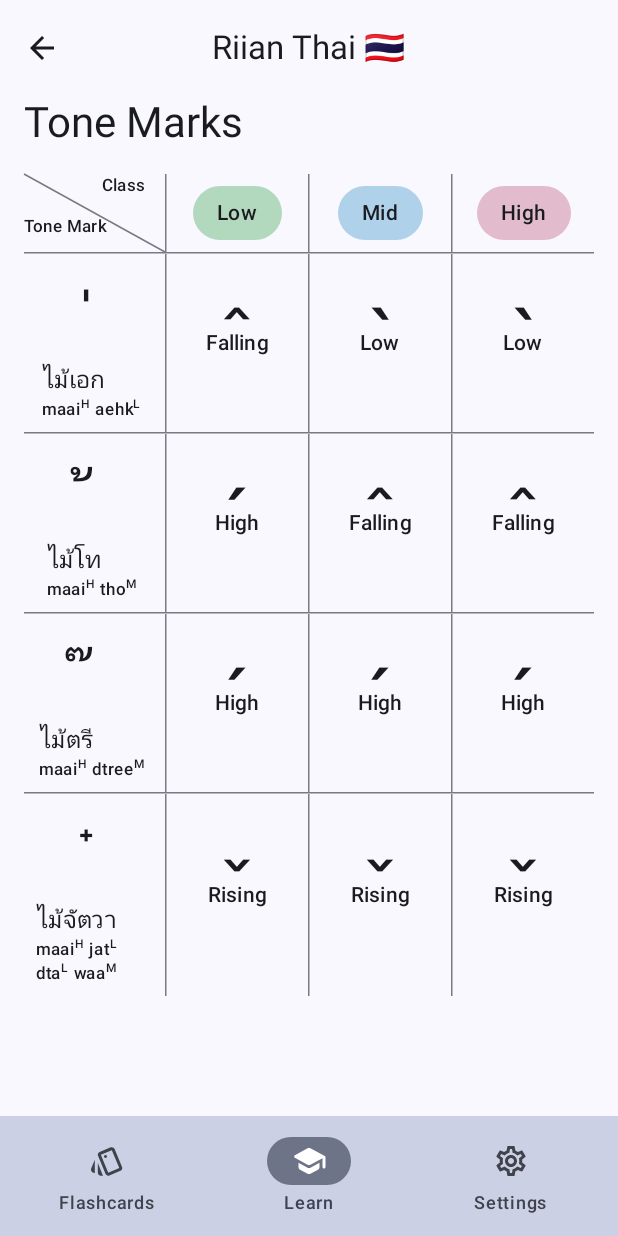
After one commit to fontaipi/riian-thai, an Android app built with Jetpack Compose: the ToneMarksScreen screen opened through its navigation route, on a phone screen of 412 x 824 dp. The commit adds this screen. Run offline under Robolectric (Android 15) with nearby library versions, the phone set to English and light mode, and no system bars; our stand-ins replace Dagger/Hilt's generated code, Room's generated code.

Commit message:
:sparkles: add tone marks rule screen

```diff
--- a/app/src/main/java/com/fontaipi/riianthai/RiianThaiApp.kt
+++ b/app/src/main/java/com/fontaipi/riianthai/RiianThaiApp.kt
@@ -46,6 +46,7 @@
 import com.fontaipi.riianthai.ui.page.learn.navigation.learnGraph
 import com.fontaipi.riianthai.ui.page.learn.navigation.learnRoute
 import com.fontaipi.riianthai.ui.page.learn.navigation.navigateToLearnGraph
+import com.fontaipi.riianthai.ui.page.tone.ToneMarksScreen
 
 @Immutable
 data class TopAppBarState(
@@ -207,12 +208,18 @@
         learnGraph(
             navigateToConsonants = {
                 navController.navigate("consonants")
-            }
+            },
+            navigateToToneMarks = {
+                navController.navigate("toneMarks")
+            },
         ) {
             composable("consonants") {
                 ConsonantsRoute(
                     navigateToConsonantDetail = navigateToConsonantDetail
                 )
+            }
+            composable("toneMarks") {
+                ToneMarksScreen()
             }
         }
 
--- /dev/null
+++ b/app/src/main/java/com/fontaipi/riianthai/model/ToneMark.kt
@@ -0,0 +1,11 @@
+package com.fontaipi.riianthai.model
+
+import kotlinx.serialization.Serializable
+
+@Serializable
+data class ToneMark(
+    val id: Long = 0,
+    val thai : String,
+    val phonetic: String,
+    val symbol: String
+)
--- a/app/src/main/java/com/fontaipi/riianthai/model/Vowel.kt
+++ b/app/src/main/java/com/fontaipi/riianthai/model/Vowel.kt
@@ -1,12 +1,11 @@
 package com.fontaipi.riianthai.model
 
-import com.fontaipi.riianthai.data.database.entity.ConsonantEntity
 import kotlinx.serialization.Serializable
 
 enum class VowelClass {
     Short,
     Long,
-    All
+    Any
 }
 
 @Serializable
--- a/app/src/main/java/com/fontaipi/riianthai/ui/page/consonant/detail/component/Tag.kt
+++ b/app/src/main/java/com/fontaipi/riianthai/ui/page/consonant/detail/component/Tag.kt
@@ -5,6 +5,8 @@
 import androidx.compose.foundation.layout.padding
 import androidx.compose.foundation.shape.CircleShape
 import androidx.compose.material.icons.Icons
+import androidx.compose.material.icons.automirrored.rounded.VolumeMute
+import androidx.compose.material.icons.rounded.VolumeMute
 import androidx.compose.material.icons.rounded.VolumeUp
 import androidx.compose.material3.Icon
 import androidx.compose.material3.MaterialTheme
@@ -42,7 +44,7 @@
             }
             Text(
                 text = text,
-                style = MaterialTheme.typography.bodyLarge.copy(fontWeight = FontWeight.Medium)
+                style = MaterialTheme.typography.bodyMedium.copy(fontWeight = FontWeight.Medium)
             )
         }
     }
@@ -53,7 +55,7 @@
 private fun IconTagPreview() {
     RiianThaiTheme {
         Tag(
-            icon = Icons.Rounded.VolumeUp,
+            icon = Icons.AutoMirrored.Rounded.VolumeMute,
             text = "Silent",
         )
     }
--- a/app/src/main/java/com/fontaipi/riianthai/ui/page/learn/LearnScreen.kt
+++ b/app/src/main/java/com/fontaipi/riianthai/ui/page/learn/LearnScreen.kt
@@ -7,14 +7,12 @@
 import androidx.compose.foundation.layout.fillMaxWidth
 import androidx.compose.foundation.layout.padding
 import androidx.compose.material3.Card
-import androidx.compose.material3.ExperimentalMaterial3Api
 import androidx.compose.material3.MaterialTheme
 import androidx.compose.material3.Text
 import androidx.compose.runtime.Composable
 import androidx.compose.ui.Modifier
 import androidx.compose.ui.unit.dp
 
-@OptIn(ExperimentalMaterial3Api::class)
 @Composable
 fun LearnScreen(
     navigateToConsonants: () -> Unit,
@@ -55,7 +53,7 @@
                 }
             }
             Card(
-                onClick = {}
+                onClick = navigateToToneMarks
             ) {
                 Box(
                     modifier = Modifier
--- a/app/src/main/java/com/fontaipi/riianthai/ui/page/learn/navigation/LearnNavigation.kt
+++ b/app/src/main/java/com/fontaipi/riianthai/ui/page/learn/navigation/LearnNavigation.kt
@@ -16,6 +16,7 @@
 
 fun NavGraphBuilder.learnGraph(
     navigateToConsonants: () -> Unit,
+    navigateToToneMarks: () -> Unit,
     nestedGraphs: NavGraphBuilder.() -> Unit
 ) {
     navigation(
@@ -25,8 +26,8 @@
         composable(route = learnRoute) {
             LearnScreen(
                 navigateToConsonants = navigateToConsonants,
+                navigateToToneMarks = navigateToToneMarks,
                 navigateToVowels = { /*TODO*/ },
-                navigateToToneMarks = { /*TODO*/ }
             )
         }
         nestedGraphs()
--- /dev/null
+++ b/app/src/main/java/com/fontaipi/riianthai/ui/page/tone/ToneMarksScreen.kt
@@ -0,0 +1,334 @@
+package com.fontaipi.riianthai.ui.page.tone
+
+import android.content.res.Configuration
+import androidx.compose.foundation.Canvas
+import androidx.compose.foundation.ExperimentalFoundationApi
+import androidx.compose.foundation.layout.Box
+import androidx.compose.foundation.layout.Column
+import androidx.compose.foundation.layout.IntrinsicSize
+import androidx.compose.foundation.layout.PaddingValues
+import androidx.compose.foundation.layout.Row
+import androidx.compose.foundation.layout.fillMaxSize
+import androidx.compose.foundation.layout.height
+import androidx.compose.foundation.layout.padding
+import androidx.compose.foundation.lazy.LazyColumn
+import androidx.compose.foundation.lazy.itemsIndexed
+import androidx.compose.material3.HorizontalDivider
+import androidx.compose.material3.MaterialTheme
+import androidx.compose.material3.Text
+import androidx.compose.material3.VerticalDivider
+import androidx.compose.runtime.Composable
+import androidx.compose.ui.Alignment
+import androidx.compose.ui.Modifier
+import androidx.compose.ui.geometry.Offset
+import androidx.compose.ui.graphics.Color
+import androidx.compose.ui.text.SpanStyle
+import androidx.compose.ui.text.TextStyle
+import androidx.compose.ui.text.buildAnnotatedString
+import androidx.compose.ui.text.drawText
+import androidx.compose.ui.text.rememberTextMeasurer
+import androidx.compose.ui.text.withStyle
+import androidx.compose.ui.tooling.preview.Preview
+import androidx.compose.ui.unit.dp
+import androidx.compose.ui.unit.sp
+import com.fontaipi.riianthai.model.ConsonantClass
+import com.fontaipi.riianthai.model.ToneMark
+import com.fontaipi.riianthai.ui.page.consonant.detail.component.Tag
+import com.fontaipi.riianthai.ui.page.flashcard.component.PhoneticText
+import com.fontaipi.riianthai.ui.theme.HighClassColor
+import com.fontaipi.riianthai.ui.theme.LowClassColor
+import com.fontaipi.riianthai.ui.theme.MiddleClassColor
+import com.fontaipi.riianthai.ui.theme.RiianThaiTheme
+
+enum class SyllableType {
+    Live,
+    Dead,
+    Any
+}
+
+enum class Tone(val symbol: String) {
+    Mid("ˉ"),
+    Low("ˋ"),
+    High("ˊ"),
+    Falling("ˆ"),
+    Rising("ˇ")
+}
+
+data class ToneMarkRule(
+    val toneMark: ToneMark,
+    val consonantClass: ConsonantClass,
+    val resultingTone: Tone
+)
+
+val toneMarks = listOf(
+    ToneMark(id = 1, thai = "ไม้เอก", phonetic = "maai^H-aehk^L", symbol = "\u0e48"),
+    ToneMark(id = 2, thai = "ไม้โท", phonetic = "maai^H-tho^M", symbol = "\u0e49"),
+    ToneMark(id = 3, thai = "ไม้ตรี", phonetic = "maai^H-dtree^M", symbol = "\u0e4a"),
+    ToneMark(id = 4, thai = "ไม้จัตวา", phonetic = "maai^H-jat^L-dta^L-waa^M", symbol = "\u0e4b")
+)
+
+val toneMarkRules = listOf(
+    ToneMarkRule(
+        toneMark = toneMarks[0],
+        consonantClass = ConsonantClass.Low,
+        resultingTone = Tone.Falling
+    ),
+    ToneMarkRule(
+        toneMark = toneMarks[1],
+        consonantClass = ConsonantClass.Low,
+        resultingTone = Tone.High
+    ),
+    ToneMarkRule(
+        toneMark = toneMarks[2],
+        consonantClass = ConsonantClass.Low,
+        resultingTone = Tone.High
+    ),
+    ToneMarkRule(
+        toneMark = toneMarks[3],
+        consonantClass = ConsonantClass.Low,
+        resultingTone = Tone.Rising
+    ),
+
+    ToneMarkRule(
+        toneMark = toneMarks[0],
+        consonantClass = ConsonantClass.Mid,
+        resultingTone = Tone.Low
+    ),
+    ToneMarkRule(
+        toneMark = toneMarks[1],
+        consonantClass = ConsonantClass.Mid,
+        resultingTone = Tone.Falling
+    ),
+    ToneMarkRule(
+        toneMark = toneMarks[2],
+        consonantClass = ConsonantClass.Mid,
+        resultingTone = Tone.High
+    ),
+    ToneMarkRule(
+        toneMark = toneMarks[3],
+        consonantClass = ConsonantClass.Mid,
+        resultingTone = Tone.Rising
+    ),
+
+    ToneMarkRule(
+        toneMark = toneMarks[0],
+        consonantClass = ConsonantClass.High,
+        resultingTone = Tone.Low
+    ),
+    ToneMarkRule(
+        toneMark = toneMarks[1],
+        consonantClass = ConsonantClass.High,
+        resultingTone = Tone.Falling
+    ),
+    ToneMarkRule(
+        toneMark = toneMarks[2],
+        consonantClass = ConsonantClass.High,
+        resultingTone = Tone.High
+    ),
+    ToneMarkRule(
+        toneMark = toneMarks[3],
+        consonantClass = ConsonantClass.High,
+        resultingTone = Tone.Rising
+    )
+)
+
+
+@Composable
+fun ToneMarksScreen() {
+    Column(
+        modifier = Modifier
+            .fillMaxSize()
+            .padding(horizontal = 16.dp)
+    ) {
+        Text(text = "Tone Marks", style = MaterialTheme.typography.headlineMedium)
+        ToneMarkRulesTable(
+            toneMarkRules = toneMarkRules
+        )
+    }
+}
+
+@OptIn(ExperimentalFoundationApi::class)
+@Composable
+fun ToneMarkRulesTable(
+    modifier: Modifier = Modifier,
+    toneMarkRules: List<ToneMarkRule>,
+) {
+    LazyColumn(
+        modifier = modifier,
+        contentPadding = PaddingValues(vertical = 16.dp),
+    ) {
+        item {
+            Row(
+                modifier = modifier.height(IntrinsicSize.Max)
+            ) {
+                DiagonalHeaderCell(
+                    modifier = Modifier.weight(1f),
+                    style = MaterialTheme.typography.labelSmall,
+                    color = MaterialTheme.colorScheme.onSurface,
+                    textTop = "Class",
+                    textBottom = "Tone Mark"
+                )
+                VerticalDivider()
+                ConsonantClass.entries.forEachIndexed { index, consonantClass ->
+                    TableCell(
+                        modifier = Modifier.weight(1f)
+                    ) {
+                        val color = when (consonantClass) {
+                            ConsonantClass.Low -> LowClassColor
+                            ConsonantClass.Mid -> MiddleClassColor
+                            ConsonantClass.High -> HighClassColor
+                        }
+                        Tag(text = consonantClass.name, color = color)
+                    }
+                    if (index < ConsonantClass.entries.size - 1) {
+                        VerticalDivider()
+                    }
+                }
+            }
+            HorizontalDivider()
+        }
+
+        val toneMarkToneRules = toneMarkRules.groupBy { it.toneMark }.toList()
+        itemsIndexed(toneMarkToneRules) { index, (toneMark, toneRules) ->
+            Row(
+                modifier = modifier.height(IntrinsicSize.Max)
+            ) {
+                TableCell(
+                    modifier = Modifier.weight(1f)
+                ) {
+                    Column(
+                        horizontalAlignment = Alignment.CenterHorizontally
+                    ) {
+                        ThaiToneMark(
+                            text = toneMark.symbol,
+                            style = MaterialTheme.typography.displayMedium
+                        )
+                        Column {
+                            Text(text = toneMark.thai, style = MaterialTheme.typography.titleMedium)
+                            PhoneticText(
+                                text = toneMark.phonetic,
+                                style = MaterialTheme.typography.labelSmall
+                            )
+                        }
+
+                    }
+                }
+                VerticalDivider()
+                toneRules.forEachIndexed { index, toneRule ->
+                    TableCell(
+                        modifier = Modifier.weight(1f)
+                    ) {
+                        Text(
+                            toneRule.resultingTone.symbol,
+                            style = MaterialTheme.typography.displayLarge
+                        )
+                        Text(
+                            text = toneRule.resultingTone.name,
+                            style = MaterialTheme.typography.labelLarge
+                        )
+                    }
+                    if (index < ConsonantClass.entries.size - 1) {
+                        VerticalDivider()
+                    }
+                }
+            }
+            if (index < toneMarkToneRules.size - 1) {
+                HorizontalDivider()
+            }
+        }
+    }
+}
+
+@Composable
+fun DiagonalHeaderCell(
+    modifier: Modifier = Modifier,
+    style: TextStyle,
+    color: Color,
+    textTop: String,
+    textBottom: String
+) {
+    val strokeColor = MaterialTheme.colorScheme.outlineVariant
+
+    val topTextMeasurer = rememberTextMeasurer()
+    val bottomTextMeasurer = rememberTextMeasurer()
+
+    Canvas(
+        modifier = modifier
+            .fillMaxSize()
+    ) {
+        val canvasWidth = size.width
+        val canvasHeight = size.height
+
+        drawLine(
+            color = strokeColor,
+            strokeWidth = 1.dp.toPx(),
+            start = Offset(x = 0f, y = 0f),
+            end = Offset(x = canvasWidth, y = canvasHeight),
+        )
+
+        drawText(
+            textMeasurer = topTextMeasurer,
+            text = textTop,
+            style = style.copy(color = color),
+            topLeft = Offset(
+                x = canvasWidth - topTextMeasurer.measure(textTop, style).size.width - 20f,
+                y = 0f,
+            )
+        )
+
+        drawText(
+            textMeasurer = bottomTextMeasurer,
+            text = textBottom,
+            style = style.copy(color = color),
+            topLeft = Offset(
+                x = 0f,
+                y = canvasHeight - bottomTextMeasurer.measure(textTop, style).lastBaseline - 20f,
+            )
+        )
+    }
+}
+
+@Composable
+fun TableCell(
+    modifier: Modifier = Modifier,
+    content: @Composable () -> Unit
+) {
+    Box(
+        modifier = modifier
+            .fillMaxSize()
+            .padding(8.dp),
+        contentAlignment = Alignment.Center
+    ) {
+        content()
+    }
+}
+
+@Composable
+fun ThaiToneMark(
+    modifier: Modifier = Modifier,
+    text: String,
+    style: TextStyle
+) {
+    val annotatedString = buildAnnotatedString {
+        withStyle(
+            style = style.toSpanStyle()
+        ) {
+            withStyle(
+                style = SpanStyle(fontSize = 1.sp)
+            ) {
+                append(text = " ")
+            }
+            append(text)
+        }
+    }
+
+    Text(text = annotatedString, style = style)
+}
+
+@Preview(uiMode = Configuration.UI_MODE_NIGHT_YES)
+@Composable
+private fun ToneMarksScreenPreview() {
+    RiianThaiTheme {
+        ToneMarksScreen()
+    }
+}
```
Also changed, not shown: app/src/main/assets/tone_marks.json (added, +26 -0 lines), app/src/main/assets/consonants.json (indentation only).
